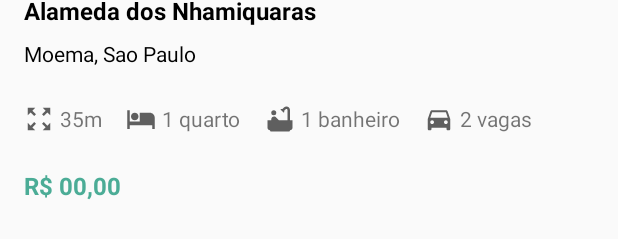
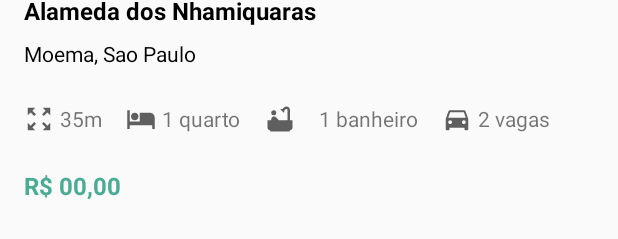
Before and after one commit to jeehmilena/RedeImoveisApp, an Android app: the layout fragment_detail.xml on its own in the app's theme, with its tools: preview values and no code run, on a phone screen of 412 x 824 dp. Shown: the part 581-820 px from the top of the screen. Run offline under Robolectric (Android 15) with nearby library versions, the phone set to English and light mode, and no system bars; plain views replace ImageSlider.

Commit message:
ultimos ajustes

```diff
--- a/app/src/main/res/layout/fragment_detail.xml
+++ b/app/src/main/res/layout/fragment_detail.xml
@@ -24,7 +24,7 @@
             android:padding="@dimen/appbar_padding"
             android:text="@string/detail_title"
             android:textColor="@color/white"
-            android:textSize="20sp" />
+            android:textSize="@dimen/appbar_title_size" />
 
     </com.google.android.material.appbar.AppBarLayout>
 
@@ -45,11 +45,11 @@
         android:id="@+id/imovel_neighborhood_detail"
         android:layout_width="wrap_content"
         android:layout_height="wrap_content"
-        android:layout_marginStart="16dp"
-        android:layout_marginLeft="16dp"
-        android:layout_marginTop="24dp"
+        android:layout_marginStart="@dimen/margin_start"
+        android:layout_marginLeft="@dimen/margin_left"
+        android:layout_marginTop="@dimen/margin_top_24"
         android:textColor="@color/black"
-        android:textSize="16sp"
+        android:textSize="@dimen/title_size_16"
         android:textStyle="bold"
         app:layout_constraintStart_toStartOf="parent"
         app:layout_constraintTop_toBottomOf="@+id/image_slider"
@@ -59,9 +59,9 @@
         android:id="@+id/imovel_city_detail"
         android:layout_width="wrap_content"
         android:layout_height="wrap_content"
-        android:layout_marginStart="16dp"
-        android:layout_marginLeft="16dp"
-        android:layout_marginTop="8dp"
+        android:layout_marginStart="@dimen/margin_start"
+        android:layout_marginLeft="@dimen/margin_left"
+        android:layout_marginTop="@dimen/margin_top_8"
         android:textColor="@color/black"
         app:layout_constraintStart_toStartOf="parent"
         app:layout_constraintTop_toBottomOf="@+id/imovel_neighborhood_detail"
@@ -69,84 +69,88 @@
 
     <ImageView
         android:id="@+id/imageViewAreaDetail"
-        android:layout_width="20dp"
-        android:layout_height="20dp"
-        android:layout_marginStart="16dp"
-        android:layout_marginLeft="16dp"
-        android:layout_marginTop="24dp"
+        android:layout_width="@dimen/widht_20"
+        android:layout_height="@dimen/height_20"
+        android:layout_marginStart="@dimen/margin_start"
+        android:layout_marginLeft="@dimen/margin_left"
+        android:layout_marginTop="@dimen/margin_top_24"
         android:src="@drawable/ic_map"
         app:layout_constraintStart_toStartOf="parent"
-        app:layout_constraintTop_toBottomOf="@+id/imovel_city_detail" />
+        app:layout_constraintTop_toBottomOf="@+id/imovel_city_detail"
+        android:contentDescription="@string/icon_area_detail" />
 
     <TextView
         android:id="@+id/imovel_usableAreas_detail"
         android:layout_width="wrap_content"
         android:layout_height="wrap_content"
-        android:layout_marginStart="4dp"
-        android:layout_marginLeft="4dp"
+        android:layout_marginStart="@dimen/margint_start_4"
+        android:layout_marginLeft="@dimen/margin_left_4"
         app:layout_constraintStart_toEndOf="@+id/imageViewAreaDetail"
         app:layout_constraintTop_toTopOf="@+id/imageViewAreaDetail"
         tools:text="35m" />
 
     <ImageView
         android:id="@+id/imageViewBadroomDetail"
-        android:layout_width="20dp"
-        android:layout_height="20dp"
-        android:layout_marginStart="16dp"
-        android:layout_marginLeft="16dp"
-        android:layout_marginTop="24dp"
+        android:layout_width="@dimen/widht_20"
+        android:layout_height="@dimen/height_20"
+        android:layout_marginStart="@dimen/margin_start"
+        android:layout_marginLeft="@dimen/margin_left"
+        android:layout_marginTop="@dimen/margin_top_24"
         android:src="@drawable/ic_hotel"
         app:layout_constraintStart_toEndOf="@+id/imovel_usableAreas_detail"
-        app:layout_constraintTop_toBottomOf="@+id/imovel_city_detail" />
+        app:layout_constraintTop_toBottomOf="@+id/imovel_city_detail"
+        android:contentDescription="@string/icon_badroom_detail" />
 
     <TextView
         android:id="@+id/imovel_badroom_detail"
         android:layout_width="wrap_content"
         android:layout_height="wrap_content"
-        android:layout_marginStart="4dp"
-        android:layout_marginLeft="4dp"
+        android:layout_marginStart="@dimen/margint_start_4"
+        android:layout_marginLeft="@dimen/margin_left_4"
         app:layout_constraintStart_toEndOf="@+id/imageViewBadroomDetail"
         app:layout_constraintTop_toTopOf="@+id/imageViewBadroomDetail"
         tools:text="1 quarto" />
 
     <ImageView
         android:id="@+id/imageViewBathroomsDetail"
-        android:layout_width="20dp"
-        android:layout_height="20dp"
-        android:layout_marginStart="16dp"
-        android:layout_marginLeft="16dp"
-        android:layout_marginTop="24dp"
+        android:layout_width="@dimen/widht_20"
+        android:layout_height="@dimen/height_20"
+        android:layout_marginStart="@dimen/margin_start"
+        android:layout_marginLeft="@dimen/margin_left"
+        android:layout_marginTop="@dimen/margin_top_24"
         android:src="@drawable/ic_bathtub"
         app:layout_constraintStart_toEndOf="@+id/imovel_badroom_detail"
-        app:layout_constraintTop_toBottomOf="@+id/imovel_city_detail" />
+        app:layout_constraintTop_toBottomOf="@+id/imovel_city_detail"
+        android:contentDescription="@string/icon_bathrooms_detail" />
 
     <TextView
         android:id="@+id/imovel_bathrooms_detail"
         android:layout_width="wrap_content"
         android:layout_height="wrap_content"
-        android:layout_marginStart="4dp"
-        android:layout_marginLeft="4dp"
+        android:layout_marginStart="@dimen/margin_start"
+        android:layout_marginLeft="@dimen/margin_left"
         app:layout_constraintStart_toEndOf="@+id/imageViewBathroomsDetail"
         app:layout_constraintTop_toTopOf="@+id/imageViewBathroomsDetail"
         tools:text="1 banheiro" />
 
     <ImageView
         android:id="@+id/imageViewParkingSpacesDetail"
-        android:layout_width="20dp"
-        android:layout_height="20dp"
-        android:layout_marginStart="16dp"
-        android:layout_marginLeft="16dp"
-        android:layout_marginTop="24dp"
+        android:layout_width="@dimen/widht_20"
+        android:layout_height="@dimen/height_20"
+        android:layout_marginStart="@dimen/margin_start"
+        android:layout_marginLeft="@dimen/margin_left"
+        android:layout_marginTop="@dimen/margin_top_24"
         android:src="@drawable/ic_car"
         app:layout_constraintStart_toEndOf="@+id/imovel_bathrooms_detail"
-        app:layout_constraintTop_toBottomOf="@+id/imovel_city_detail" />
+        app:layout_constraintTop_toBottomOf="@+id/imovel_city_detail"
+        android:contentDescription="@string/icon_parking_spaces_detail" />
 
     <TextView
         android:id="@+id/imovel_parkingSpaces_detail"
         android:layout_width="wrap_content"
         android:layout_height="wrap_content"
-        android:layout_marginStart="4dp"
-        android:layout_marginLeft="4dp"
+        android:layout_marginStart="@dimen/margint_start_4"
+        android:layout_marginLeft="@dimen/margin_left_4"
         app:layout_constraintStart_toEndOf="@+id/imageViewParkingSpacesDetail"
         app:layout_constraintTop_toTopOf="@+id/imageViewParkingSpacesDetail"
         tools:text="2 vagas" />
@@ -155,13 +159,13 @@
         android:id="@+id/imovel_price_detail"
         android:layout_width="wrap_content"
         android:layout_height="wrap_content"
-        android:layout_marginStart="16dp"
-        android:layout_marginLeft="16dp"
-        android:layout_marginTop="24dp"
-        android:layout_marginBottom="16dp"
+        android:layout_marginStart="@dimen/margin_start"
+        android:layout_marginLeft="@dimen/margin_left"
+        android:layout_marginTop="@dimen/margin_top_24"
+        android:layout_marginBottom="@dimen/margin_bottom_16"
         tools:text="R$ 00,00"
         android:textColor="@color/colorPrimary"
-        android:textSize="16sp"
+        android:textSize="@dimen/title_size_16"
         android:textStyle="bold"
         app:layout_constraintStart_toStartOf="parent"
         app:layout_constraintTop_toBottomOf="@+id/imovel_parkingSpaces_detail" />
--- a/app/src/main/res/layout/fragment_home.xml
+++ b/app/src/main/res/layout/fragment_home.xml
@@ -19,12 +19,11 @@
             android:id="@+id/title"
             android:layout_width="match_parent"
             android:layout_height="wrap_content"
-            android:gravity="left"
             android:minHeight="?actionBarSize"
             android:padding="@dimen/appbar_padding"
             android:text="@string/app_name"
             android:textColor="@color/white"
-            android:textSize="20sp" />
+            android:textSize="@dimen/appbar_title_size" />
 
         <com.google.android.material.tabs.TabLayout
             android:id="@+id/tabs"
--- a/app/src/main/res/layout/item_imovel_recyclerview.xml
+++ b/app/src/main/res/layout/item_imovel_recyclerview.xml
@@ -13,7 +13,8 @@
         <ImageView
             android:id="@+id/imovel_image"
             android:layout_width="match_parent"
-            android:layout_height="230dp"
+            android:layout_height="@dimen/image_height_230"
+            android:contentDescription="@string/image_propertie"
             android:scaleType="centerCrop"
             app:layout_constraintEnd_toEndOf="parent"
             app:layout_constraintStart_toStartOf="parent"
@@ -24,10 +25,10 @@
             android:id="@+id/imovel_type"
             android:layout_width="wrap_content"
             android:layout_height="wrap_content"
-            android:layout_marginStart="16dp"
-            android:layout_marginLeft="16dp"
-            android:layout_marginTop="16dp"
-            android:textSize="14sp"
+            android:layout_marginStart="@dimen/margin_start"
+            android:layout_marginLeft="@dimen/margin_left"
+            android:layout_marginTop="@dimen/margin_top_16"
+            android:textSize="@dimen/title_size_14"
             app:layout_constraintStart_toStartOf="parent"
             app:layout_constraintTop_toBottomOf="@+id/imovel_image"
             tools:text="Apartamento" />
@@ -36,11 +37,11 @@
             android:id="@+id/imovel_neighborhood"
             android:layout_width="wrap_content"
             android:layout_height="wrap_content"
-            android:layout_marginStart="16dp"
-            android:layout_marginLeft="16dp"
-            android:layout_marginTop="24dp"
+            android:layout_marginStart="@dimen/margin_start"
+            android:layout_marginLeft="@dimen/margin_left"
+            android:layout_marginTop="@dimen/margin_top_24"
             android:textColor="@color/black"
-            android:textSize="16sp"
+            android:textSize="@dimen/title_size_16"
             android:textStyle="bold"
             app:layout_constraintStart_toStartOf="parent"
             app:layout_constraintTop_toBottomOf="@+id/imovel_type"
@@ -50,10 +51,10 @@
             android:id="@+id/imovel_city"
             android:layout_width="wrap_content"
             android:layout_height="wrap_content"
-            android:layout_marginStart="16dp"
-            android:layout_marginLeft="16dp"
-            android:layout_marginTop="8dp"
-            android:layout_marginBottom="16dp"
+            android:layout_marginStart="@dimen/margin_start"
+            android:layout_marginLeft="@dimen/margin_left"
+            android:layout_marginTop="@dimen/margin_top_8"
+            android:layout_marginBottom="@dimen/margin_bottom_16"
             android:textColor="@color/black"
             app:layout_constraintBottom_toBottomOf="parent"
             app:layout_constraintStart_toStartOf="parent"
--- a/app/src/main/res/menu/bottom_nav_menu.xml
+++ /dev/null
@@ -1,10 +0,0 @@
-<?xml version="1.0" encoding="utf-8"?>
-<menu xmlns:android="http://schemas.android.com/apk/res/android">
-    <item
-        android:id="@+id/navigation_zap"
-        android:title="ZAP" />
-
-    <item
-        android:id="@+id/navigation_viva_real"
-        android:title="VIVA REAL" />
-</menu>
--- a/app/src/main/res/values/dimens.xml
+++ b/app/src/main/res/values/dimens.xml
@@ -5,4 +5,18 @@
     <dimen name="appbar_padding">16dp</dimen>
     <dimen name="fab_margin">16dp</dimen>
     <dimen name="appbar_padding_top">8dp</dimen>
+    <dimen name="appbar_title_size">20sp</dimen>
+    <dimen name="margin_start">16dp</dimen>
+    <dimen name="margin_left">16dp</dimen>
+    <dimen name="margin_top_24">24dp</dimen>
+    <dimen name="title_size_16">16sp</dimen>
+    <dimen name="margin_top_8">8dp</dimen>
+    <dimen name="widht_20">20dp</dimen>
+    <dimen name="height_20">20dp</dimen>
+    <dimen name="margint_start_4">4dp</dimen>
+    <dimen name="margin_left_4">4dp</dimen>
+    <dimen name="margin_bottom_16">16dp</dimen>
+    <dimen name="image_height_230">230dp</dimen>
+    <dimen name="margin_top_16">16dp</dimen>
+    <dimen name="title_size_14">14sp</dimen>
 </resources>
--- a/app/src/main/res/values/strings.xml
+++ b/app/src/main/res/values/strings.xml
@@ -3,4 +3,9 @@
     <string name="propertie_size">%s m²</string>
     <string name="home_title">Home</string>
     <string name="detail_title">Detalhe</string>
+    <string name="icon_area_detail">icon area detail</string>
+    <string name="icon_badroom_detail">icon badroom detail</string>
+    <string name="icon_bathrooms_detail">icon bathrooms detail</string>
+    <string name="icon_parking_spaces_detail">icon parking spaces detail</string>
+    <string name="image_propertie">image propertie</string>
 </resources>
--- a/app/src/main/res/values/styles.xml
+++ b/app/src/main/res/values/styles.xml
@@ -1,7 +1,5 @@
 <resources>
-    <!-- Base application theme. -->
     <style name="AppTheme" parent="Theme.AppCompat.Light.DarkActionBar">
-        <!-- Customize your theme here. -->
         <item name="colorPrimary">@color/colorPrimaryDark</item>
         <item name="colorPrimaryDark">@color/colorPrimaryDark</item>
         <item name="colorAccent">@color/colorAccent</item>
```
